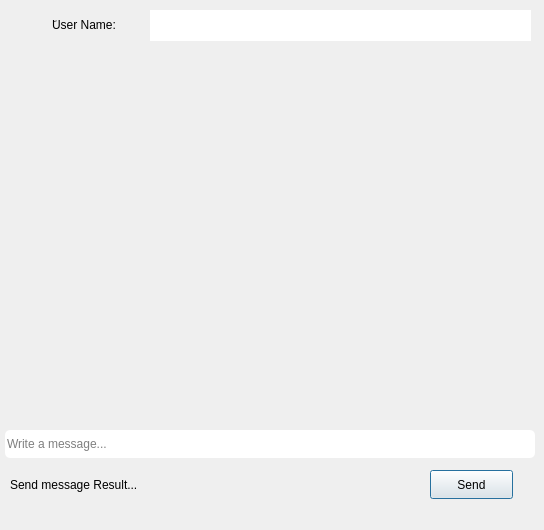
First picture: the form in privatechat.ui, repository borhanem/Messenger_Void_13, before the edit.
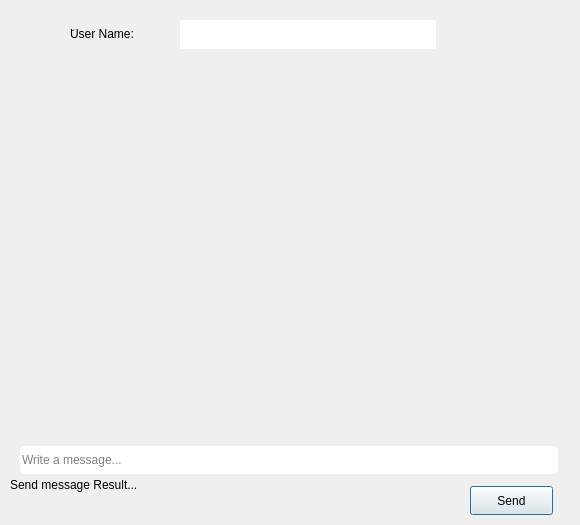
Second picture: the form after the edit.

Commit message: modified privatechat.ui & appplied improvements in msg bases

```diff
--- a/privatechat.ui
+++ b/privatechat.ui
@@ -6,8 +6,8 @@
    <rect>
     <x>0</x>
     <y>0</y>
-    <width>544</width>
-    <height>530</height>
+    <width>580</width>
+    <height>525</height>
    </rect>
   </property>
   <property name="windowTitle">
@@ -16,9 +16,9 @@
   <widget class="QScrollArea" name="group_scroll_area">
    <property name="geometry">
     <rect>
-     <x>5</x>
-     <y>40</y>
-     <width>530</width>
+     <x>20</x>
+     <y>50</y>
+     <width>535</width>
      <height>391</height>
     </rect>
    </property>
@@ -33,7 +33,7 @@
      <rect>
       <x>0</x>
       <y>0</y>
-      <width>530</width>
+      <width>535</width>
       <height>391</height>
      </rect>
     </property>
@@ -42,8 +42,8 @@
   <widget class="QPushButton" name="send_pbn">
    <property name="geometry">
     <rect>
-     <x>430</x>
-     <y>470</y>
+     <x>470</x>
+     <y>486</y>
      <width>83</width>
      <height>29</height>
     </rect>
@@ -91,9 +91,9 @@
   <widget class="QLineEdit" name="messagebar_led">
    <property name="geometry">
     <rect>
-     <x>5</x>
-     <y>430</y>
-     <width>530</width>
+     <x>20</x>
+     <y>446</y>
+     <width>538</width>
      <height>28</height>
     </rect>
    </property>
@@ -108,12 +108,15 @@
   <widget class="QLabel" name="chatTypeShow_lbl">
    <property name="geometry">
     <rect>
-     <x>52</x>
-     <y>9</y>
-     <width>101</width>
-     <height>31</height>
+     <x>70</x>
+     <y>23</y>
+     <width>100</width>
+     <height>20</height>
     </rect>
    </property>
+   <property name="styleSheet">
+    <string notr="true">font: 700 9pt &quot;Segoe Script&quot;;</string>
+   </property>
    <property name="text">
     <string>َUser Name:</string>
    </property>
@@ -121,10 +124,10 @@
   <widget class="QTextBrowser" name="groupname_led">
    <property name="geometry">
     <rect>
-     <x>150</x>
-     <y>10</y>
-     <width>381</width>
-     <height>31</height>
+     <x>180</x>
+     <y>20</y>
+     <width>256</width>
+     <height>29</height>
     </rect>
    </property>
    <property name="styleSheet">
@@ -145,9 +148,9 @@
   <widget class="QLabel" name="label">
    <property name="geometry">
     <rect>
-     <x>10</x>
-     <y>9</y>
-     <width>31</width>
+     <x>20</x>
+     <y>20</y>
+     <width>36</width>
      <height>31</height>
     </rect>
    </property>
```
The commit also changes 13 other files.
